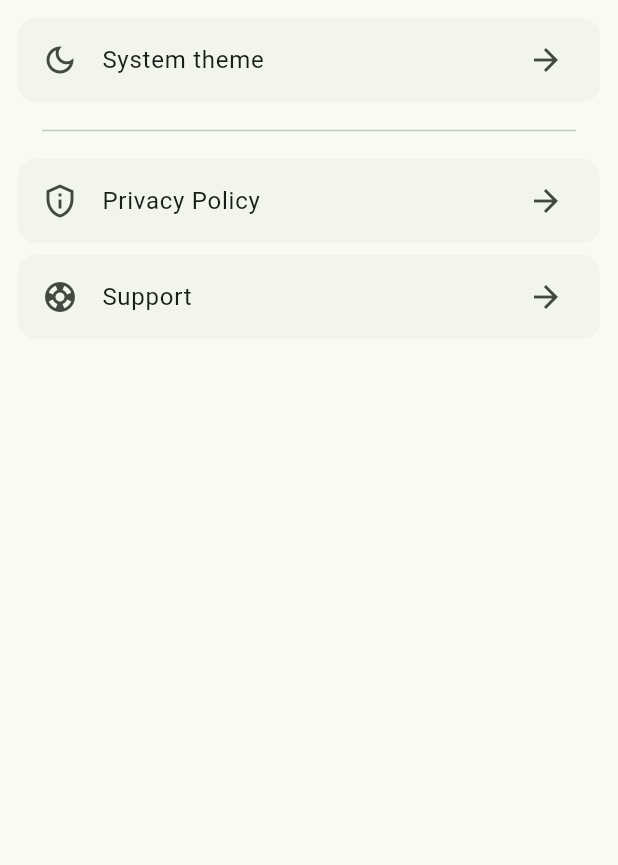
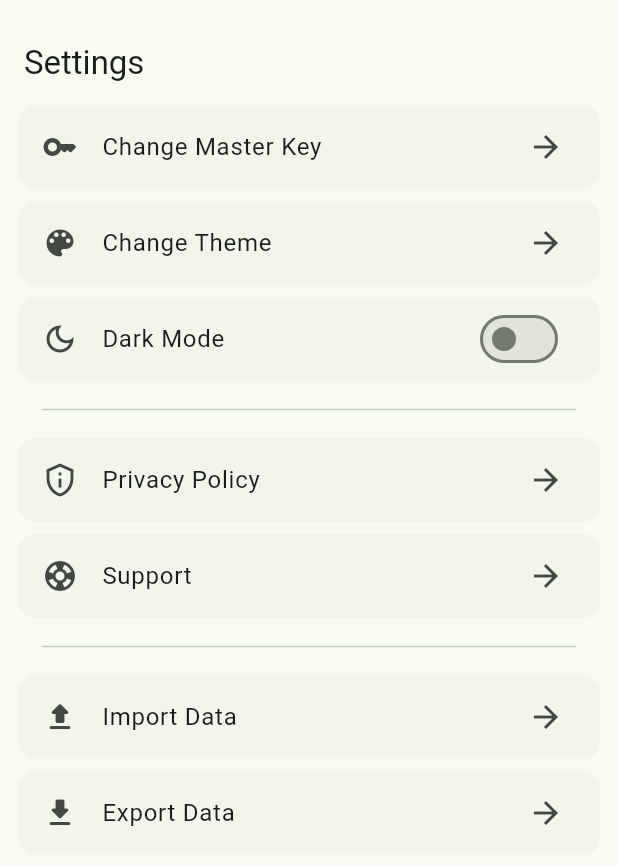
Before and after one commit to adeemmm23/password_manager, a Flutter app: the Settings screen opened directly, on a phone screen of 412 x 824 dp. Shown: the top 865 px of the screen. Run offline on Flutter 3.47's test engine with Material 3 defaults, Android fonts, the phone set to English and light mode, and no system bars; our stand-ins replace go_router, local_auth, material_symbols_icons, shared_preferences; accounts and stored records are empty.

Commit message:
Before kertha

```diff
--- a/lib/main.dart
+++ b/lib/main.dart
@@ -4,10 +4,26 @@ import 'package:shared_preferences/shared_preferences.dart';
 import 'router.dart';
 
 bool pinLock = false;
+ThemeMode isDark = ThemeMode.system;
+
+class ThemeManager extends ChangeNotifier {
+  Future<void> savePreferences() async {
+    SharedPreferences prefs = await SharedPreferences.getInstance();
+    prefs.setBool('isDark', isDark == ThemeMode.dark);
+  }
+
+  toggleThemeMode(value) {
+    isDark = value;
+    notifyListeners();
+    savePreferences();
+  }
+}
+
 void main() async {
   WidgetsFlutterBinding.ensureInitialized();
   SharedPreferences prefs = await SharedPreferences.getInstance();
   pinLock = prefs.getBool('pinLock') ?? false;
+  isDark = prefs.getBool('isDark') == true ? ThemeMode.dark : ThemeMode.system;
   SystemChrome.setSystemUIOverlayStyle(const SystemUiOverlayStyle(
     statusBarColor: Colors.transparent,
     systemNavigationBarColor: Colors.transparent,
@@ -18,13 +34,22 @@ void main() async {
   runApp(const MainApp());
 }
 
-class MainApp extends StatelessWidget {
+final themeManager = ThemeManager();
+final appRouter = AppRouter();
+
+class MainApp extends StatefulWidget {
   const MainApp({super.key});
 
   @override
+  State<MainApp> createState() => _MainAppState();
+}
+
+class _MainAppState extends State<MainApp> {
+  @override
   Widget build(BuildContext context) {
-    late final appRouter = AppRouter();
-
+    return AnimatedBuilder(
+        animation: themeManager,
+        builder: (context, child) {
           return MaterialApp.router(
             title: 'Lock',
             debugShowCheckedModeBanner: false,
@@ -36,15 +61,22 @@ class MainApp extends StatelessWidget {
             )),
             darkTheme: ThemeData(
               brightness: Brightness.dark,
+              pageTransitionsTheme: const PageTransitionsTheme(
+                builders: {
+                  TargetPlatform.android: CupertinoPageTransitionsBuilder(),
+                  TargetPlatform.iOS: CupertinoPageTransitionsBuilder(),
+                },
+              ),
               colorScheme: ColorScheme.fromSeed(
                 brightness: Brightness.dark,
                 seedColor: Colors.green.shade500,
               ),
             ),
-      themeMode: ThemeMode.system,
+            themeMode: isDark,
             routeInformationParser: appRouter.router.routeInformationParser,
             routeInformationProvider: appRouter.router.routeInformationProvider,
             routerDelegate: appRouter.router.routerDelegate,
           );
+        });
   }
 }
--- a/lib/pages/views/settings.dart
+++ b/lib/pages/views/settings.dart
@@ -17,11 +17,11 @@ class _SettingsState extends State<Settings> {
   @override
   void initState() {
     super.initState();
-    auth.isDeviceSupported().then((value) {
-      setState(() {
-        isSupported = value;
-      });
-    });
+    // auth.isDeviceSupported().then((value) {
+    //   setState(() {
+    //     isSupported = value;
+    //   });
+    // });
   }
 
   // FingerPrint method
@@ -53,6 +53,12 @@ class _SettingsState extends State<Settings> {
     debugPrint('Available biometrics: $availableBiometrics');
   }
 
+  Future<void> changeTheme(value) async {
+    setState(() {
+      themeManager.toggleThemeMode(value ? ThemeMode.dark : ThemeMode.light);
+    });
+  }
+
   @override
   Widget build(BuildContext context) {
     return Scaffold(
@@ -60,17 +66,46 @@ class _SettingsState extends State<Settings> {
       padding: const EdgeInsets.all(8),
       physics: const ClampingScrollPhysics(),
       children: [
+        Padding(
+          padding: const EdgeInsets.only(left: 8, top: 20, bottom: 10),
+          child: Text(
+            'Settings',
+            style: Theme.of(context).textTheme.titleLarge,
+          ),
+        ),
         Card(
             elevation: 2,
             clipBehavior: Clip.antiAliasWithSaveLayer,
             shadowColor: Colors.transparent,
             child: ListTile(
               trailing: const Icon(Icons.arrow_forward),
+              leading: const Icon(Icons.key_rounded),
+              title: const Text('Change Master Key'),
+              onTap: () {},
+            )),
+        Card(
+            elevation: 2,
+            clipBehavior: Clip.antiAliasWithSaveLayer,
+            shadowColor: Colors.transparent,
+            child: ListTile(
+              trailing: const Icon(Icons.arrow_forward),
+              leading: const Icon(Icons.color_lens_rounded),
+              title: const Text('Change Theme'),
+              onTap: () {},
+            )),
+        Card(
+            elevation: 2,
+            clipBehavior: Clip.antiAliasWithSaveLayer,
+            shadowColor: Colors.transparent,
+            child: ListTile(
+              trailing: Switch(
+                value: isDark == ThemeMode.dark,
+                onChanged: (value) {
+                  changeTheme(value);
+                },
+              ),
               leading: const Icon(Icons.dark_mode_outlined),
-              title: const Text('System theme'),
-              onTap: () {
-                context.push('/settings/dark_mode');
-              },
+              title: const Text('Dark Mode'),
             )),
         if (isSupported)
           Card(
@@ -114,8 +149,33 @@ class _SettingsState extends State<Settings> {
               leading: const Icon(Icons.support),
               title: const Text('Support'),
               onTap: () {
-                context.push('/settings/support');
+                context.push('/support');
               },
+            )),
+        const Divider(
+          height: 30,
+          indent: 20,
+          endIndent: 20,
+        ),
+        Card(
+            elevation: 2,
+            clipBehavior: Clip.antiAliasWithSaveLayer,
+            shadowColor: Colors.transparent,
+            child: ListTile(
+              trailing: const Icon(Icons.arrow_forward),
+              leading: const Icon(Icons.upload_rounded),
+              title: const Text('Import Data'),
+              onTap: () {},
+            )),
+        Card(
+            elevation: 2,
+            clipBehavior: Clip.antiAliasWithSaveLayer,
+            shadowColor: Colors.transparent,
+            child: ListTile(
+              trailing: const Icon(Icons.arrow_forward),
+              leading: const Icon(Icons.download_rounded),
+              title: const Text('Export Data'),
+              onTap: () {},
             )),
       ],
     ));
```
Also changed, not shown: lib/pages/biometric.dart (+7 -12 lines), lib/pages/views/support.dart (+27 -40 lines), lib/router.dart (+7 -0 lines). Lines whose indentation alone changed are shown as unchanged.
